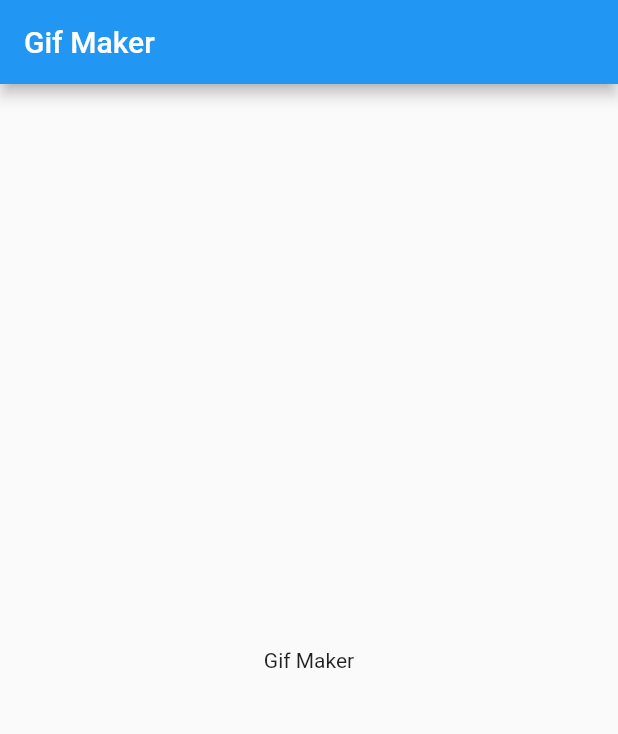
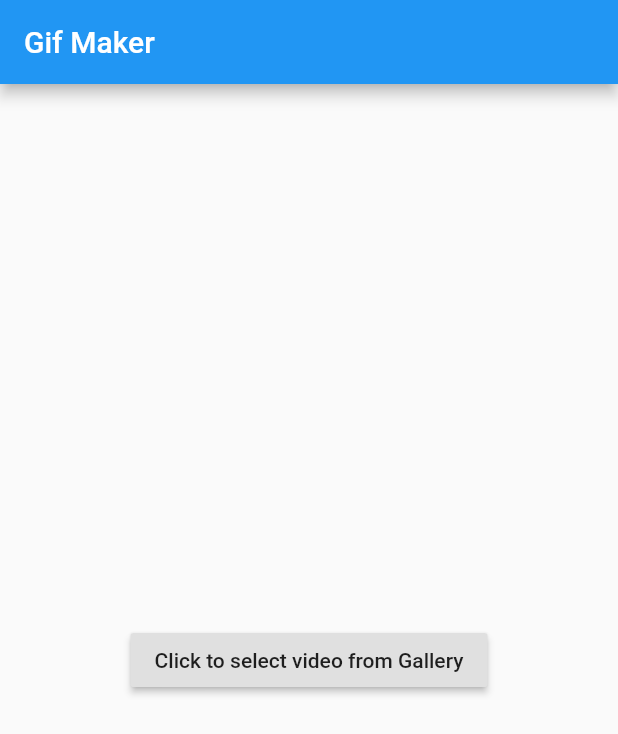
Before and after one commit to gyakhoe/gif_maker, a Flutter app: the screen it shows after launch, on a phone screen of 412 x 824 dp. Shown: the top 734 px of the screen. Run offline on Flutter 3.47's test engine with Material 2 defaults, Android fonts, the phone set to English and light mode, and no system bars; our stand-ins replace image_picker, video_player.

Commit message:
video upload from gallery, video playback added

```diff
--- a/lib/views/gif_maker_home.dart
+++ b/lib/views/gif_maker_home.dart
@@ -1,6 +1,35 @@
+import 'dart:io';
+
 import 'package:flutter/material.dart';
+import 'package:gif_maker/views/video_player_view.dart';
+import 'package:image_picker/image_picker.dart';
 
-class GifMakerHome extends StatelessWidget {
+class GifMakerHome extends StatefulWidget {
+  @override
+  _GifMakerHomeState createState() => _GifMakerHomeState();
+}
+
+class _GifMakerHomeState extends State<GifMakerHome> {
+  File video;
+  ImagePicker imagePicker;
+
+  bool isVideoSelected;
+
+  @override
+  void initState() {
+    super.initState();
+    imagePicker = ImagePicker();
+    isVideoSelected = false;
+  }
+
+  @override
+  void dispose() {
+    video = null;
+    imagePicker = null;
+    isVideoSelected = null;
+    super.dispose();
+  }
+
   @override
   Widget build(BuildContext context) {
     return SafeArea(
@@ -8,10 +37,61 @@ class GifMakerHome extends StatelessWidget {
         appBar: AppBar(
           title: Text('Gif Maker'),
         ),
-        body: Center(
-          child: Text('Gif Maker'),
-        ),
+        body: isVideoSelected
+            ? Column(
+                children: [
+                  Expanded(
+                    flex: 2,
+                    child: Align(
+                      alignment: Alignment.center,
+                      child: Padding(
+                          padding: const EdgeInsets.all(8),
+                          child: VideoPlayerView(
+                            vidoeFile: video,
+                          )),
+                    ),
+                  ),
+                  Expanded(
+                    flex: 1,
+                    child: Align(
+                        alignment: Alignment.center,
+                        child: _imageSelecteButton()),
+                  ),
+                  Expanded(
+                    flex: 2,
+                    child: Align(
+                        alignment: Alignment.topCenter,
+                        child: _convertToGifButton()),
+                  ),
+                ],
+              )
+            : Center(
+                child: _imageSelecteButton(),
+              ),
       ),
     );
   }
+
+  Widget _imageSelecteButton() {
+    return RaisedButton(
+      onPressed: () {
+        imagePicker.getVideo(source: ImageSource.gallery).then((pickedFile) {
+          print('Selcted file is in - ${pickedFile.path}');
+
+          setState(() {
+            video = File(pickedFile.path);
+            isVideoSelected = true;
+          });
+        });
+      },
+      child: Text('Click to select video from Gallery'),
+    );
+  }
+
+  Widget _convertToGifButton() {
+    return RaisedButton(
+      onPressed: null,
+      child: Text('Convert to GIF'),
+    );
+  }
 }
--- a/pubspec.yaml
+++ b/pubspec.yaml
@@ -11,8 +11,9 @@ environment:
 dependencies:
   flutter:
     sdk: flutter
-
   cupertino_icons: ^1.0.0
+  image_picker: ^0.6.7+15
+  video_player: ^1.0.1
 
 dev_dependencies:
   flutter_test:
```
Also changed, not shown: lib/views/video_player_view.dart (added, +85 -0 lines), pubspec.lock, 9 other files.
